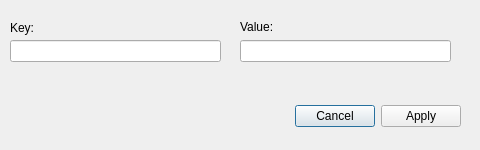
Above: addinidialog.ui from bleck9999/frii-config before the change. Below: the same form after it.
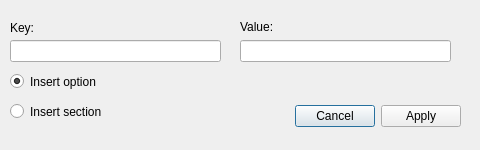
That is the form after the change.

Commit message:
frii-config gets a rare update!
- fix the "you have unsaved changes" dialog
- fix ini section deletion check
- allow creating ini sections
- make the "you have unsaved changes" dialog show up for all methods of closing the window

Diff of the .ui file:
```diff
--- a/addinidialog.ui
+++ b/addinidialog.ui
@@ -83,6 +83,35 @@
     <font/>
    </property>
   </widget>
+  <widget class="QRadioButton" name="ins_option">
+   <property name="geometry">
+    <rect>
+     <x>10</x>
+     <y>70</y>
+     <width>111</width>
+     <height>23</height>
+    </rect>
+   </property>
+   <property name="text">
+    <string>Insert option</string>
+   </property>
+   <property name="checked">
+    <bool>true</bool>
+   </property>
+  </widget>
+  <widget class="QRadioButton" name="ins_section">
+   <property name="geometry">
+    <rect>
+     <x>10</x>
+     <y>100</y>
+     <width>96</width>
+     <height>23</height>
+    </rect>
+   </property>
+   <property name="text">
+    <string>Insert section</string>
+   </property>
+  </widget>
  </widget>
  <resources/>
  <connections>
```
The commit also changes 2 other files.
